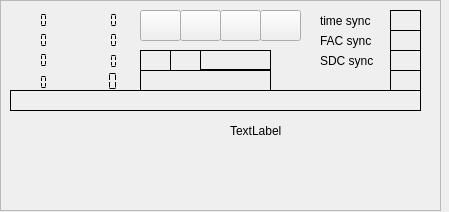
Qt form decoders/drm-decoder/drmdecoder.ui (JvanKatwijk/swradio-8) before a commit.
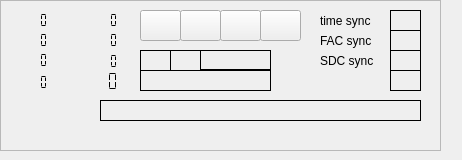
The same form after that commit.

```diff
--- a/decoders/drm-decoder/drmdecoder.ui
+++ b/decoders/drm-decoder/drmdecoder.ui
@@ -6,8 +6,8 @@
    <rect>
     <x>0</x>
     <y>0</y>
-    <width>449</width>
-    <height>212</height>
+    <width>462</width>
+    <height>160</height>
    </rect>
   </property>
   <property name="windowTitle">
@@ -19,7 +19,7 @@
      <x>0</x>
      <y>0</y>
      <width>441</width>
-     <height>211</height>
+     <height>151</height>
     </rect>
    </property>
    <property name="frameShape">
@@ -407,9 +407,9 @@
    <widget class="QLabel" name="messageLabel">
     <property name="geometry">
      <rect>
-      <x>10</x>
-      <y>90</y>
-      <width>411</width>
+      <x>100</x>
+      <y>100</y>
+      <width>321</width>
       <height>21</height>
      </rect>
     </property>
@@ -481,7 +481,7 @@
      </rect>
     </property>
     <property name="text">
-     <string>TextLabel</string>
+     <string/>
     </property>
    </widget>
    <widget class="QLabel" name="timeLabel">
```
